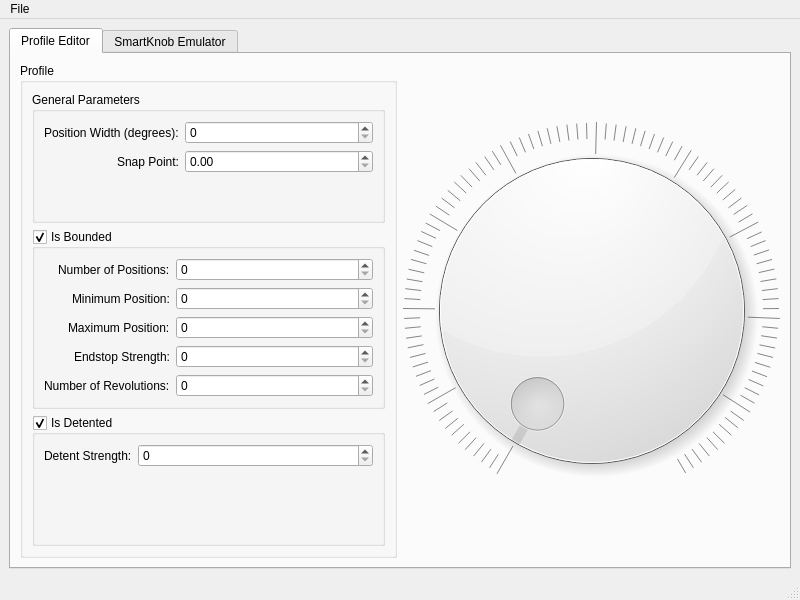
Old version of the form Virtual-SmartKnob/mainwindow.ui in the repository enoch-solano/Virtual-SmartKnob.
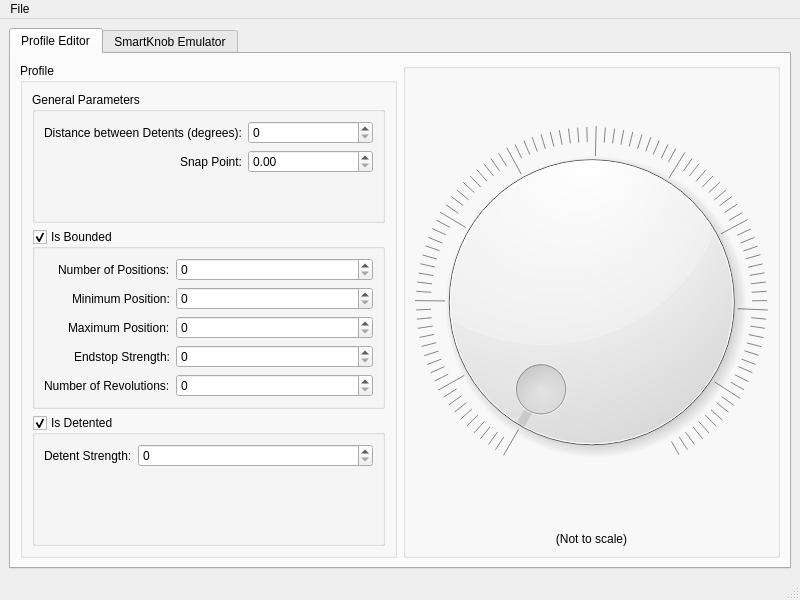
New version of the form.

```diff
--- a/Virtual-SmartKnob/mainwindow.ui
+++ b/Virtual-SmartKnob/mainwindow.ui
@@ -25,7 +25,7 @@
         <string>Profile Editor</string>
        </attribute>
        <layout class="QGridLayout" name="gridLayout_2">
-        <item row="0" column="0">
+        <item row="1" column="0">
          <widget class="QGroupBox" name="profileGroupBox">
           <property name="sizePolicy">
            <sizepolicy hsizetype="MinimumExpanding" vsizetype="MinimumExpanding">
@@ -142,7 +142,7 @@
               <item row="0" column="0">
                <widget class="QLabel" name="posWidthLabel">
                 <property name="text">
-                 <string>Position Width (degrees):</string>
+                 <string>Distance between Detents (degrees):</string>
                 </property>
                </widget>
               </item>
@@ -165,8 +165,20 @@
           </layout>
          </widget>
         </item>
-        <item row="0" column="1">
-         <widget class="QDial" name="dial">
+        <item row="1" column="1">
+         <widget class="QGroupBox" name="profileKnobGroupBox">
+          <property name="sizePolicy">
+           <sizepolicy hsizetype="MinimumExpanding" vsizetype="MinimumExpanding">
+            <horstretch>0</horstretch>
+            <verstretch>0</verstretch>
+           </sizepolicy>
+          </property>
+          <property name="title">
+           <string/>
+          </property>
+          <layout class="QGridLayout" name="gridLayout_5">
+           <item row="0" column="0">
+            <widget class="QDial" name="profileKnob">
           <property name="sizePolicy">
            <sizepolicy hsizetype="MinimumExpanding" vsizetype="MinimumExpanding">
             <horstretch>0</horstretch>
@@ -184,6 +196,19 @@
           </property>
          </widget>
         </item>
+           <item row="1" column="0">
+            <widget class="QLabel" name="notToScaleLabel">
+             <property name="text">
+              <string>(Not to scale)</string>
+             </property>
+             <property name="alignment">
+              <set>Qt::AlignCenter</set>
+             </property>
+            </widget>
+           </item>
+          </layout>
+         </widget>
+        </item>
        </layout>
       </widget>
       <widget class="QWidget" name="smartKnobEmulatorTab">
```
Left out of the diff: 13 changed lines with no effect on the pictures. Lines whose indentation alone changed are shown as unchanged.
